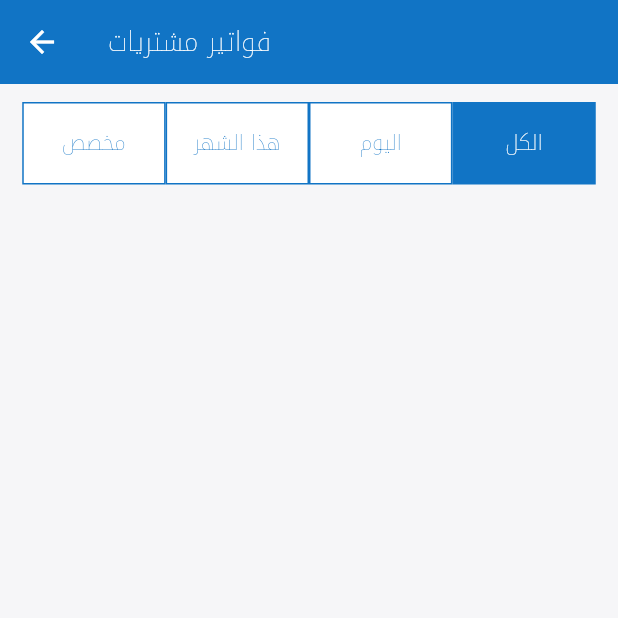
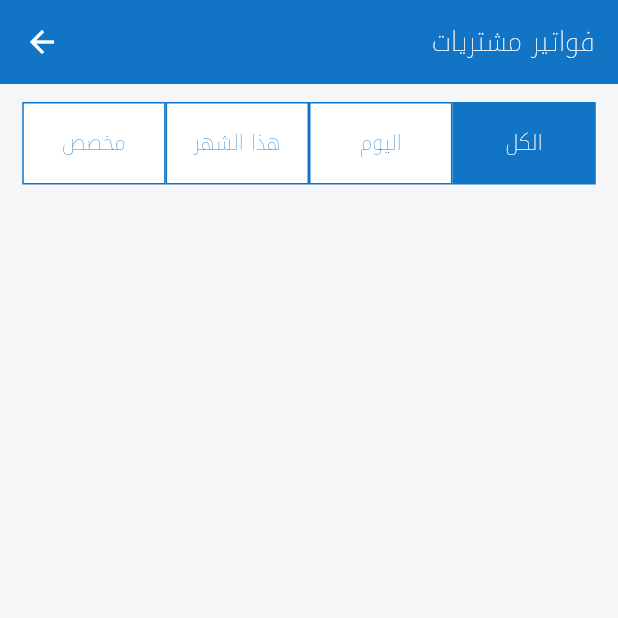
Before and after one commit to salimo2002/template, a Flutter app: the InvoiceReviewView screen opened by its route, on a phone screen of 412 x 824 dp, the top half of it. Run offline on Flutter 3.47's test engine with Material 3 defaults, Android fonts, the phone set to English and light mode, and no system bars; our stand-ins replace flutter_bloc, flutter_svg, image_picker, video_player; missing offline and left inert: font_awesome_icon_class, mobile_scanner; accounts and stored records are empty; network calls fail.

Commit message:
edit App bar

```diff
--- a/lib/utils/custom_app_bar.dart
+++ b/lib/utils/custom_app_bar.dart
@@ -11,10 +11,14 @@ AppBar customAppBar({
   return AppBar(
     // automaticallyImplyLeading: false,
     backgroundColor: kBlueAccent,
-    title: Text(
-      title,
-      style: FontStyleApp.white18.copyWith(
-        fontSize: getResponsiveText(context, 18),
+    title: Align(
+      alignment: Alignment.centerRight,
+      child: Text(
+        textDirection: TextDirection.ltr,
+        title,
+        style: FontStyleApp.white18.copyWith(
+          fontSize: getResponsiveText(context, 18),
+        ),
       ),
     ),
     actions:
```
